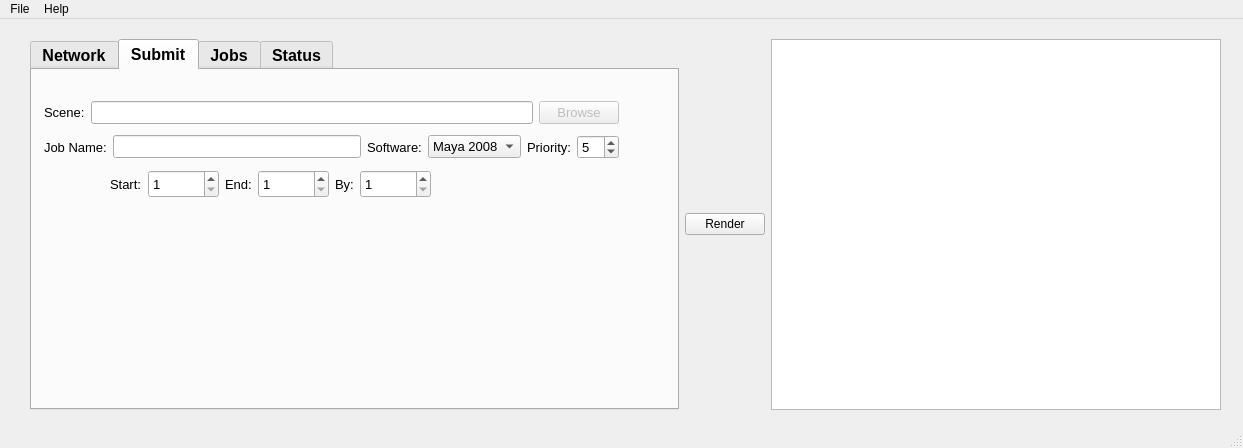
Qt form QtDesigner/RC1.ui (opalmer/pyfarm) before a commit.
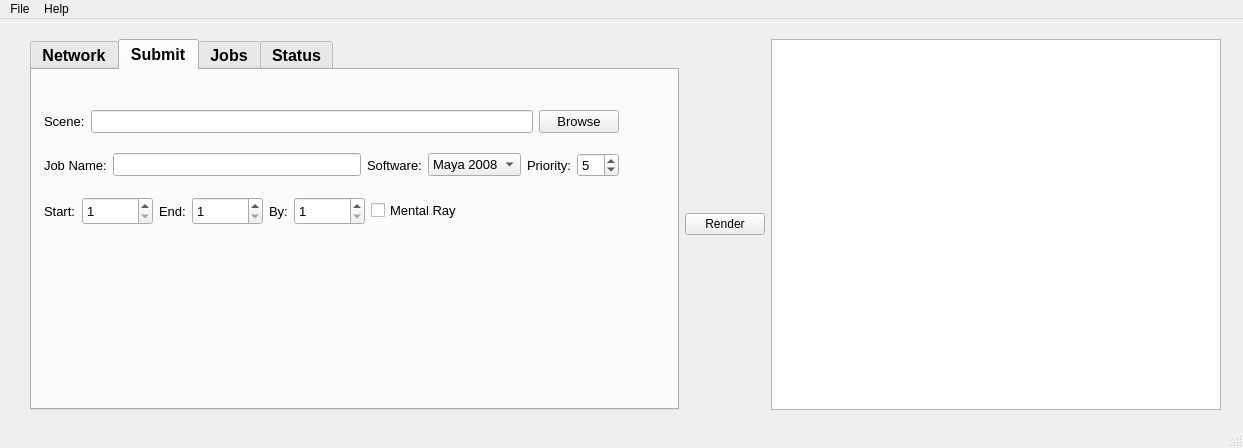
The same form after that commit. The open tabs and pages were chosen to show the change.

What changed in the file:
```diff
--- a/QtDesigner/RC1.ui
+++ b/QtDesigner/RC1.ui
@@ -291,7 +291,7 @@
            <x>12</x>
            <y>26</y>
            <width>575</width>
-           <height>109</height>
+           <height>143</height>
           </rect>
          </property>
          <layout class="QVBoxLayout" name="verticalLayout" >
@@ -330,9 +330,6 @@
             </item>
             <item>
              <widget class="QPushButton" name="browseForScene" >
-              <property name="enabled" >
-               <bool>false</bool>
-              </property>
               <property name="font" >
                <font>
                 <pointsize>10</pointsize>
@@ -527,7 +524,7 @@
                  <number>1</number>
                 </property>
                 <property name="maximum" >
-                 <number>500000000</number>
+                 <number>999999999</number>
                 </property>
                 <property name="value" >
                  <number>1</number>
@@ -578,6 +575,9 @@
                 <property name="minimum" >
                  <number>1</number>
                 </property>
+                <property name="maximum" >
+                 <number>999999999</number>
+                </property>
                </widget>
               </item>
               <item>
@@ -624,10 +624,30 @@
                 <property name="minimum" >
                  <number>1</number>
                 </property>
+                <property name="maximum" >
+                 <number>999999999</number>
+                </property>
                </widget>
               </item>
              </layout>
             </item>
+            <item>
+             <widget class="QCheckBox" name="useMentalRay" >
+              <property name="font" >
+               <font>
+                <pointsize>10</pointsize>
+                <weight>50</weight>
+                <bold>false</bold>
+               </font>
+              </property>
+              <property name="statusTip" >
+               <string>If enabled, rendering will be done with mentalray</string>
+              </property>
+              <property name="text" >
+               <string>Mental Ray</string>
+              </property>
+             </widget>
+            </item>
             <item>
              <spacer name="horizontalSpacer" >
               <property name="orientation" >
```
Left out of the diff: 4 changed lines with no effect on the pictures.
